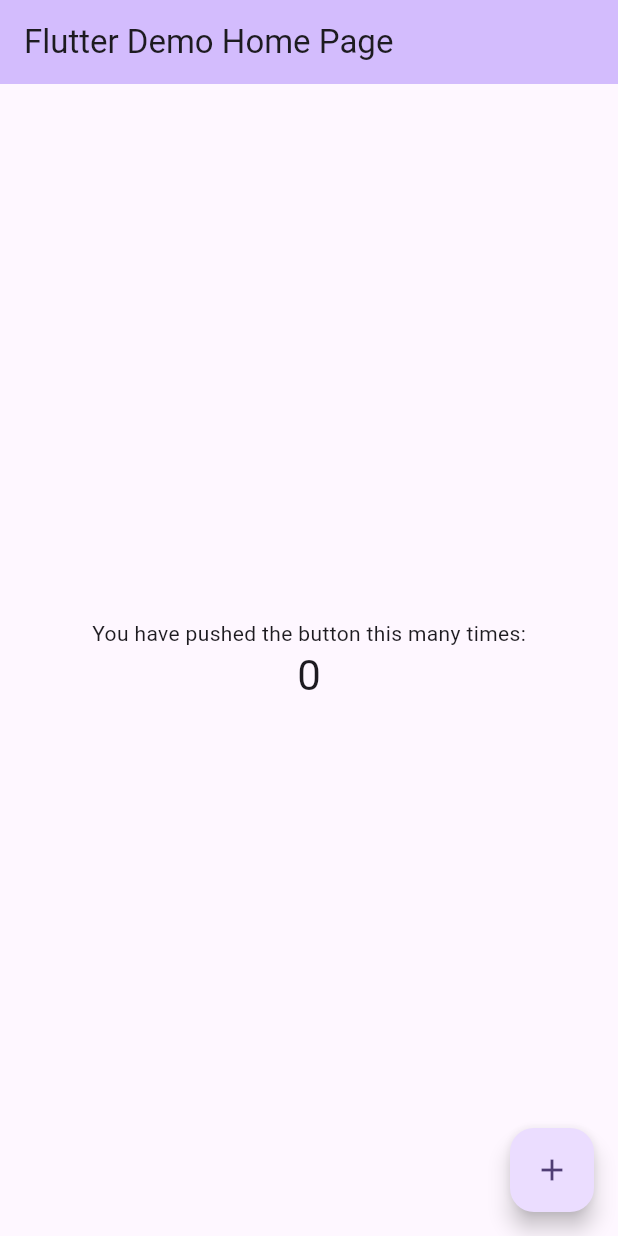
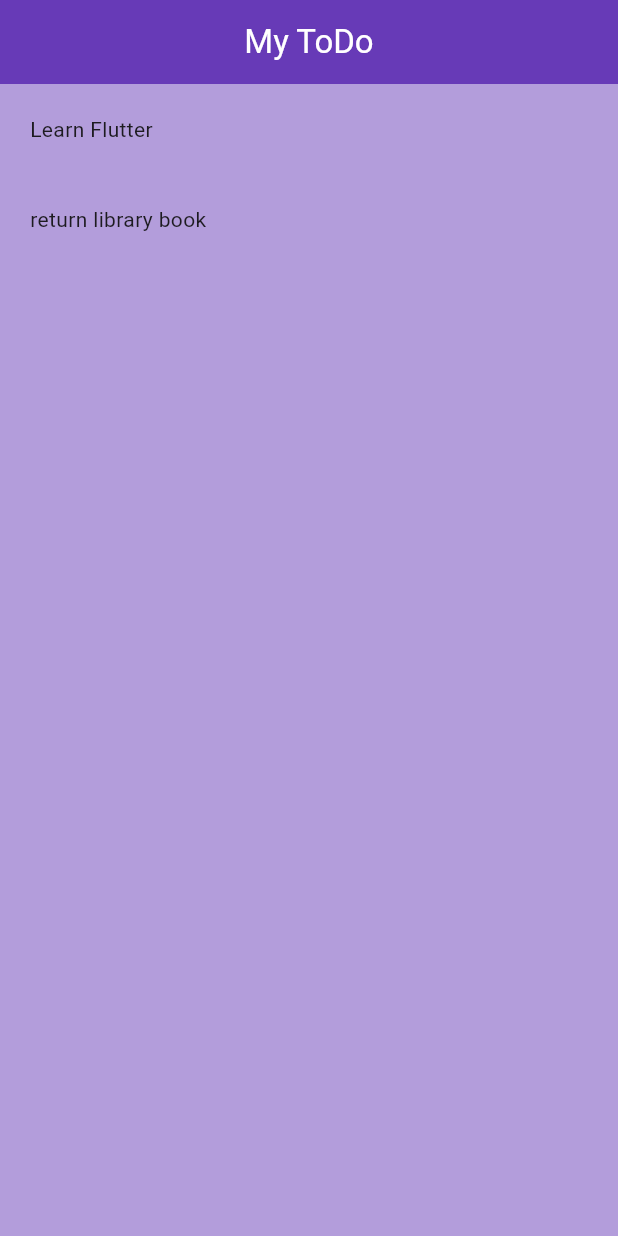
Before and after one commit to fazlaFiyas/my-ToDo, a Flutter app: the screen it shows after launch, on a phone screen of 412 x 824 dp. Run offline on Flutter 3.47's test engine with Material 3 defaults, Android fonts, the phone set to English and light mode, and no system bars.

Commit message:
created the app bar

```diff
--- /dev/null
+++ b/lib/Pages/home_page.dart
@@ -0,0 +1,33 @@
+import 'package:flutter/material.dart';
+
+class HomePage extends StatelessWidget {
+   HomePage({super.key});
+
+  final List toDoList = [
+    ['Learn Flutter', false],
+    ['return library book', false],
+  ];
+
+  @override
+  Widget build(BuildContext context) {
+    return Scaffold(
+      backgroundColor: Colors.deepPurple.shade200,
+      appBar: AppBar(
+        centerTitle: true,
+        title: Text('My ToDo'),
+        backgroundColor: Colors.deepPurple,
+        foregroundColor: Colors.white,
+      ),
+      body: ListView.builder(
+        itemCount:toDoList.length,
+        itemBuilder: (BuildContext context, index){
+        return Container(
+          padding: EdgeInsets.all(20.0),
+          child: Text(
+            toDoList[index][0],
+          ),
+        );
+      }),
+    );
+  }
+}
--- a/lib/main.dart
+++ b/lib/main.dart
@@ -1,4 +1,5 @@
 import 'package:flutter/material.dart';
+import 'package:my_todo/Pages/home_page.dart';
 
 void main() {
   runApp(const MyApp());
@@ -7,119 +8,11 @@ void main() {
 class MyApp extends StatelessWidget {
   const MyApp({super.key});
 
-  // This widget is the root of your application.
   @override
   Widget build(BuildContext context) {
     return MaterialApp(
-      title: 'Flutter Demo',
-      theme: ThemeData(
-        // This is the theme of your application.
-        //
-        // TRY THIS: Try running your application with "flutter run". You'll see
-        // the application has a purple toolbar. Then, without quitting the app,
-        // try changing the seedColor in the colorScheme below to Colors.green
-        // and then invoke "hot reload" (save your changes or press the "hot
-        // reload" button in a Flutter-supported IDE, or press "r" if you used
-        // the command line to start the app).
-        //
-        // Notice that the counter didn't reset back to zero; the application
-        // state is not lost during the reload. To reset the state, use hot
-        // restart instead.
-        //
-        // This works for code too, not just values: Most code changes can be
-        // tested with just a hot reload.
-        colorScheme: ColorScheme.fromSeed(seedColor: Colors.deepPurple),
-        useMaterial3: true,
-      ),
-      home: const MyHomePage(title: 'Flutter Demo Home Page'),
+      debugShowCheckedModeBanner: false,
+      home: HomePage(),
     );
   }
 }
-
-class MyHomePage extends StatefulWidget {
-  const MyHomePage({super.key, required this.title});
-
-  // This widget is the home page of your application. It is stateful, meaning
-  // that it has a State object (defined below) that contains fields that affect
-  // how it looks.
-
-  // This class is the configuration for the state. It holds the values (in this
-  // case the title) provided by the parent (in this case the App widget) and
-  // used by the build method of the State. Fields in a Widget subclass are
-  // always marked "final".
-
-  final String title;
-
-  @override
-  State<MyHomePage> createState() => _MyHomePageState();
-}
-
-class _MyHomePageState extends State<MyHomePage> {
-  int _counter = 0;
-
-  void _incrementCounter() {
-    setState(() {
-      // This call to setState tells the Flutter framework that something has
-      // changed in this State, which causes it to rerun the build method below
-      // so that the display can reflect the updated values. If we changed
-      // _counter without calling setState(), then the build method would not be
-      // called again, and so nothing would appear to happen.
-      _counter++;
-    });
-  }
-
-  @override
-  Widget build(BuildContext context) {
-    // This method is rerun every time setState is called, for instance as done
-    // by the _incrementCounter method above.
-    //
-    // The Flutter framework has been optimized to make rerunning build methods
-    // fast, so that you can just rebuild anything that needs updating rather
-    // than having to individually change instances of widgets.
-    return Scaffold(
-      appBar: AppBar(
-        // TRY THIS: Try changing the color here to a specific color (to
-        // Colors.amber, perhaps?) and trigger a hot reload to see the AppBar
-        // change color while the other colors stay the same.
-        backgroundColor: Theme.of(context).colorScheme.inversePrimary,
-        // Here we take the value from the MyHomePage object that was created by
-        // the App.build method, and use it to set our appbar title.
-        title: Text(widget.title),
-      ),
-      body: Center(
-        // Center is a layout widget. It takes a single child and positions it
-        // in the middle of the parent.
-        child: Column(
-          // Column is also a layout widget. It takes a list of children and
-          // arranges them vertically. By default, it sizes itself to fit its
-          // children horizontally, and tries to be as tall as its parent.
-          //
-          // Column has various properties to control how it sizes itself and
-          // how it positions its children. Here we use mainAxisAlignment to
-          // center the children vertically; the main axis here is the vertical
-          // axis because Columns are vertical (the cross axis would be
-          // horizontal).
-          //
-          // TRY THIS: Invoke "debug painting" (choose the "Toggle Debug Paint"
-          // action in the IDE, or press "p" in the console), to see the
-          // wireframe for each widget.
-          mainAxisAlignment: MainAxisAlignment.center,
-          children: <Widget>[
-            const Text(
-              'You have pushed the button this many times:',
-            ),
-            Text(
-              '$_counter',
-              style: Theme.of(context).textTheme.headlineMedium,
-            ),
-          ],
-        ),
-      ),
-      floatingActionButton: FloatingActionButton(
-        onPressed: _incrementCounter,
-        tooltip: 'Increment',
-        child: const Icon(Icons.add),
-      ), // This trailing comma makes auto-formatting nicer for build methods.
-    );
-  }
-}
```
